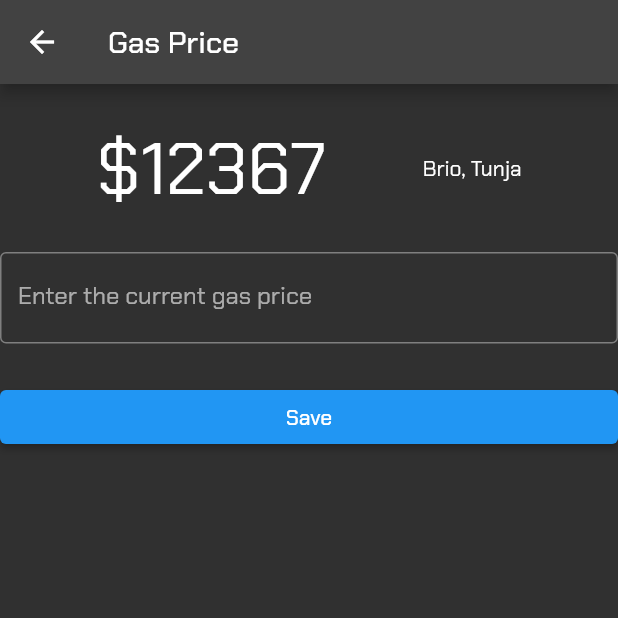
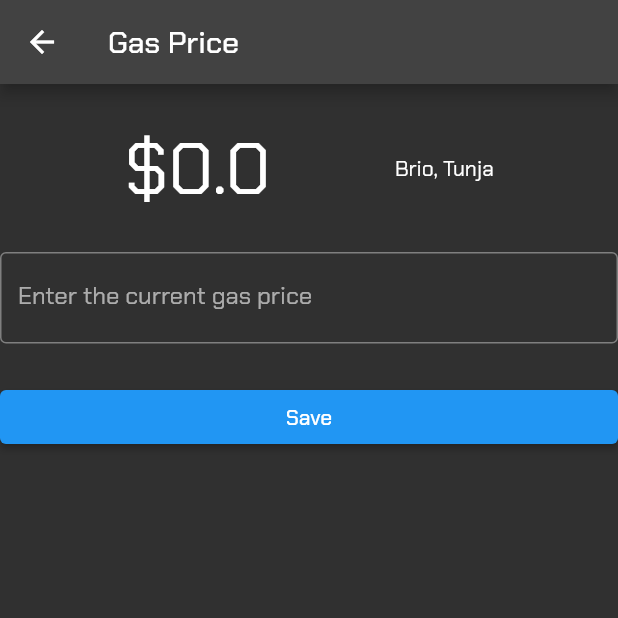
Before and after one commit to navirobayo/venom, a Flutter app: the GasPrice screen opened directly, on a phone screen of 412 x 824 dp, the top half of it. Run offline on Flutter 3.47's test engine with Material 2 defaults, Android fonts, the phone set to English and light mode, and no system bars; our stand-ins replace circular_countdown_timer, flutter_time_picker_spinner, google_fonts, sqflite; accounts and stored records are empty.

```diff
--- a/venom/lib/presentation/new_ride/new_ride.dart
+++ b/venom/lib/presentation/new_ride/new_ride.dart
@@ -1,7 +1,7 @@
 import 'package:flutter/material.dart';
 import 'package:circular_countdown_timer/circular_countdown_timer.dart';
 import 'package:venom/components/timer_widget.dart';
-import 'package:venom/presentation/final_data/final_data_screen.dart';
+import 'package:venom/presentation/new_ride/final_data_screen.dart';
 
 class NewRide extends StatefulWidget {
   final int duration;
--- a/venom/lib/presentation/settings_screen/gas_capacity.dart
+++ b/venom/lib/presentation/settings_screen/gas_capacity.dart
@@ -1,5 +1,4 @@
 import 'package:flutter/material.dart';
-import 'package:venom/components/database_helper.dart';
 
 class GasCapacity extends StatefulWidget {
   const GasCapacity({Key? key}) : super(key: key);
@@ -52,10 +51,7 @@ class _GasCapacityState extends State<GasCapacity> {
             height: 25,
           ),
           ElevatedButton(
-            onPressed: () async {
-              final enteredCapacity = double.tryParse(_controller.text) ?? 0.0;
-              await DatabaseHelper.instance.insertFuelCapacity(enteredCapacity);
-            },
+            onPressed: () {},
             child: const Text("Update"),
           ),
         ],
--- a/venom/lib/presentation/settings_screen/gas_price.dart
+++ b/venom/lib/presentation/settings_screen/gas_price.dart
@@ -9,6 +9,7 @@ class GasPrice extends StatefulWidget {
 }
 
 class _GasPriceState extends State<GasPrice> {
+  String fuelPrice = "0.0";
   final TextEditingController _controller = TextEditingController();
 
   @override
@@ -28,17 +29,17 @@ class _GasPriceState extends State<GasPrice> {
           const SizedBox(
             height: 25,
           ),
-          const Row(
+          Row(
             children: [
-              Spacer(),
-              Text("\$", style: TextStyle(fontSize: 48.0)),
+              const Spacer(),
+              const Text("\$", style: TextStyle(fontSize: 48.0)),
               Text(
-                "12367",
-                style: TextStyle(fontSize: 48.0),
+                fuelPrice,
+                style: const TextStyle(fontSize: 48.0),
               ),
-              Spacer(),
-              Text("Brio, Tunja"),
-              Spacer(),
+              const Spacer(),
+              const Text("Brio, Tunja"),
+              const Spacer(),
             ],
           ),
           const SizedBox(
```
Also changed, not shown: venom/lib/components/database_helper.dart (+0 -10 lines), venom/lib/presentation/new_ride/final_data_screen.dart (renamed from venom/lib/presentation/final_data/final_data_screen.dart, +4 -3 lines), venom/lib/presentation/results_screen/results_screen.dart (+19 -5 lines).
